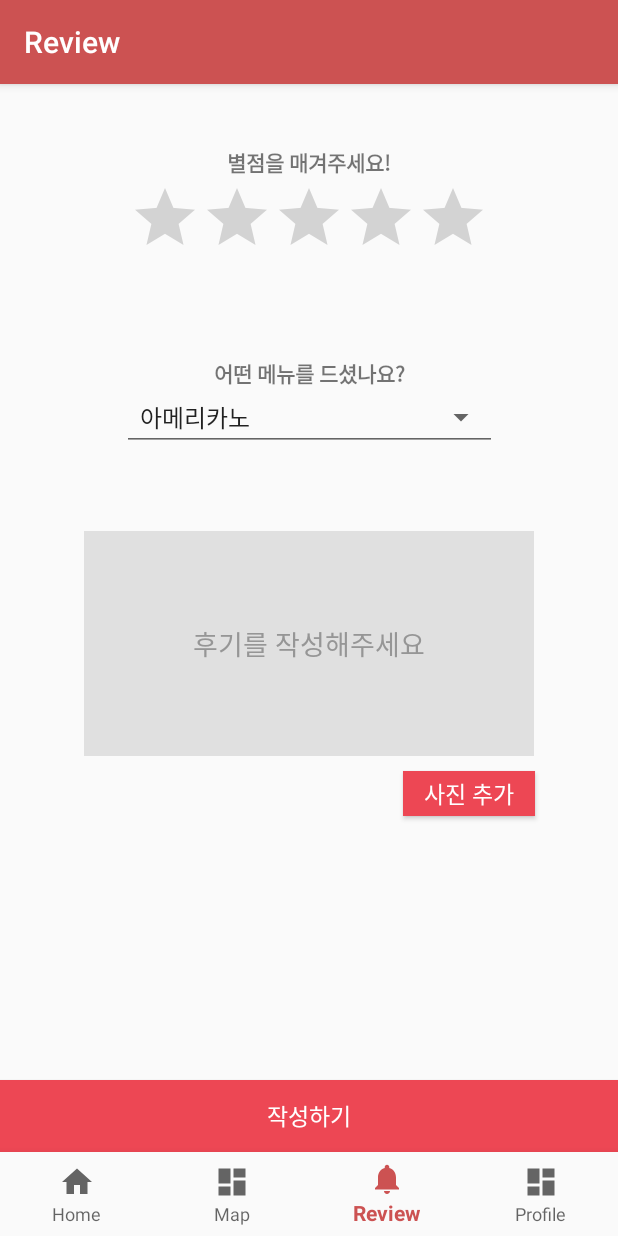
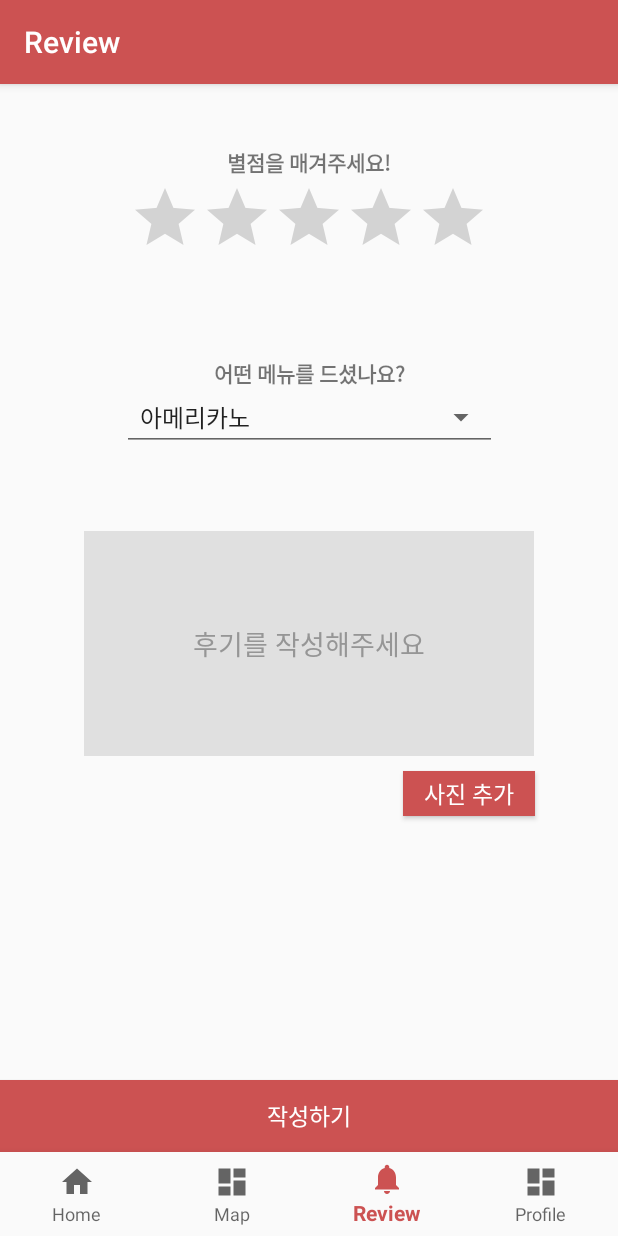
Before and after one commit to nullyng/wannaD, an Android app: the ReviewFragment screen opened through its navigation route, on a phone screen of 412 x 824 dp. Run offline under Robolectric (Android 15) with nearby library versions, the phone set to English and light mode, and no system bars; our stand-ins replace navigation-ui.

Commit message:
little edit

```diff
--- a/app/src/main/res/layout/fragment_profile.xml
+++ b/app/src/main/res/layout/fragment_profile.xml
@@ -11,9 +11,11 @@
         android:layout_height="wrap_content"
         android:src="@mipmap/ic_launcher"
         android:id="@+id/profile_image"
+        app:layout_constraintLeft_toLeftOf="parent"
+        app:layout_constraintRight_toRightOf="parent"
         app:layout_constraintTop_toTopOf="parent"
-        app:layout_constraintStart_toStartOf="parent"
-        app:layout_constraintEnd_toEndOf="parent"/>
+        app:layout_constraintBottom_toBottomOf="parent"
+        app:layout_constraintVertical_bias="0.06"/>
 
     <TextView
         android:id="@+id/welcome"
--- a/app/src/main/res/layout/fragment_review.xml
+++ b/app/src/main/res/layout/fragment_review.xml
@@ -91,7 +91,7 @@
         android:text="사진 추가"
         android:textSize="15dp"
         android:textColor="#ffffff"
-        android:background="@color/mainColor"
+        android:background="@color/colorPrimary"
         app:layout_constraintTop_toBottomOf="@+id/writeReview"
         app:layout_constraintRight_toRightOf="parent"
         app:layout_constraintLeft_toLeftOf="parent"
@@ -105,7 +105,7 @@
         android:text="작성하기"
         android:textSize="15dp"
         android:textColor="#ffffff"
-        android:background="@color/mainColor"
+        android:background="@color/colorPrimary"
         app:layout_constraintBottom_toBottomOf="parent"
         tools:ignore="MissingConstraints" />
 
--- a/app/src/main/res/values/colors.xml
+++ b/app/src/main/res/values/colors.xml
@@ -4,5 +4,4 @@
     <color name="colorPrimaryDark">#000000</color>
     <color name="colorAccent">#03DAC5</color>
     <color name="textBackground">#E0E0E0</color>
-    <color name="mainColor">#ED4754</color>
 </resources>
```
